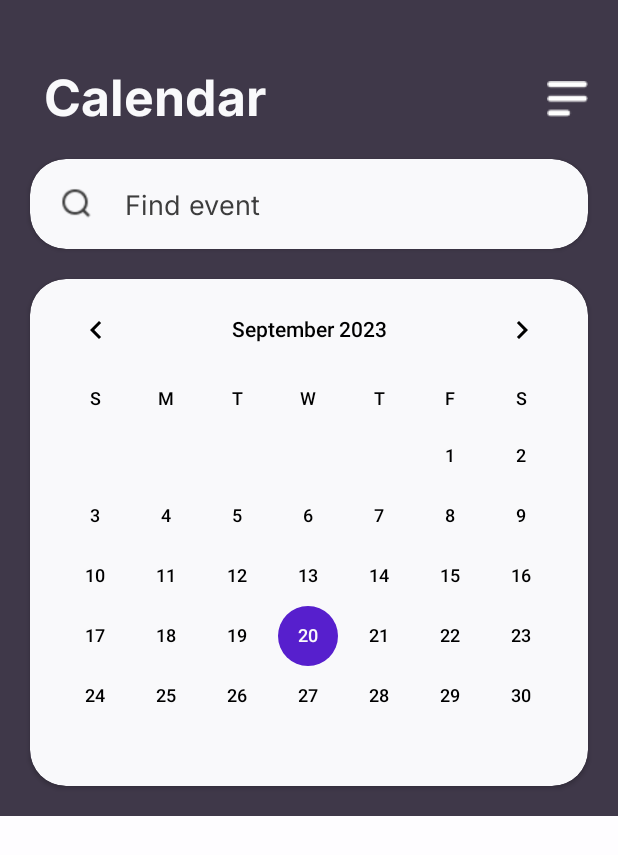
After one commit to hngx-org/Evolver-events-mobile, an Android app built with Jetpack Compose: the fragment Calendar shown on its own in the app's theme, on a phone screen of 412 x 824 dp. The commit adds this screen. Shown: the top 855 px of the screen. Run offline under Robolectric (Android 15) with nearby library versions, the phone set to English and light mode, and no system bars.

Commit message:
Created Calendar screen.

```diff
--- /dev/null
+++ b/app/src/main/java/com/evolver/eventsapp/Calendar.kt
@@ -0,0 +1,22 @@
+package com.evolver.eventsapp
+
+import android.app.Fragment
+import android.os.Bundle
+import android.view.LayoutInflater
+import android.view.View
+import android.view.ViewGroup
+
+class Calendar : Fragment() {
+
+    override fun onCreate(savedInstanceState: Bundle?) {
+        super.onCreate(savedInstanceState)
+    }
+
+    override fun onCreateView(
+        inflater: LayoutInflater, container: ViewGroup?,
+        savedInstanceState: Bundle?
+    ): View? {
+        // Inflate the layout for this fragment
+        return inflater.inflate(R.layout.fragment_calendar, container, false)
+    }
+}
--- /dev/null
+++ b/app/src/main/res/drawable/calendar_selector.xml
@@ -0,0 +1,4 @@
+<selector xmlns:android="http://schemas.android.com/apk/res/android">
+    <item android:state_activated="true" android:color="@color/white" />
+    <item android:color="@color/black" />
+</selector>
--- /dev/null
+++ b/app/src/main/res/font/inter.xml
@@ -0,0 +1,7 @@
+<?xml version="1.0" encoding="utf-8"?>
+<font-family xmlns:app="http://schemas.android.com/apk/res-auto"
+        app:fontProviderAuthority="com.google.android.gms.fonts"
+        app:fontProviderPackage="com.google.android.gms"
+        app:fontProviderQuery="Inter"
+        app:fontProviderCerts="@array/com_google_android_gms_fonts_certs">
+</font-family>
--- /dev/null
+++ b/app/src/main/res/font/inter_bold.xml
@@ -0,0 +1,7 @@
+<?xml version="1.0" encoding="utf-8"?>
+<font-family xmlns:app="http://schemas.android.com/apk/res-auto"
+        app:fontProviderAuthority="com.google.android.gms.fonts"
+        app:fontProviderPackage="com.google.android.gms"
+        app:fontProviderQuery="name=Inter&amp;weight=700"
+        app:fontProviderCerts="@array/com_google_android_gms_fonts_certs">
+</font-family>
--- /dev/null
+++ b/app/src/main/res/layout/fragment_calendar.xml
@@ -0,0 +1,147 @@
+<?xml version="1.0" encoding="utf-8"?>
+<androidx.constraintlayout.widget.ConstraintLayout xmlns:android="http://schemas.android.com/apk/res/android"
+    xmlns:app="http://schemas.android.com/apk/res-auto"
+    xmlns:tools="http://schemas.android.com/tools"
+    android:layout_width="match_parent"
+    android:layout_height="match_parent"
+    android:background="#FEFDFF"
+    tools:context=".MainActivity" >
+
+    <androidx.constraintlayout.widget.ConstraintLayout
+        android:id="@+id/constraintLayout"
+        android:layout_width="0dp"
+        android:layout_height="wrap_content"
+        android:background="@color/purple"
+        app:layout_constraintBottom_toTopOf="@+id/recyclerview"
+        app:layout_constraintEnd_toEndOf="parent"
+        app:layout_constraintStart_toStartOf="parent"
+        app:layout_constraintTop_toTopOf="parent">
+
+        <TextView
+            android:id="@+id/textView"
+            android:layout_width="wrap_content"
+            android:layout_height="wrap_content"
+            android:layout_marginStart="29dp"
+            android:layout_marginTop="40dp"
+            android:fontFamily="@font/inter_bold"
+            android:text="Calendar"
+            android:textColor="@color/white"
+            android:textSize="33dp"
+            app:layout_constraintStart_toStartOf="parent"
+            app:layout_constraintTop_toTopOf="parent" />
+
+        <ImageView
+            android:id="@+id/imageView"
+            android:layout_width="wrap_content"
+            android:layout_height="wrap_content"
+            android:layout_marginTop="54dp"
+            android:layout_marginEnd="20dp"
+            app:layout_constraintEnd_toEndOf="parent"
+            app:layout_constraintHorizontal_bias="1.0"
+            app:layout_constraintStart_toEndOf="@+id/textView"
+            app:layout_constraintTop_toTopOf="parent"
+            app:srcCompat="@drawable/hamburgermenu" />
+
+        <androidx.cardview.widget.CardView
+            android:id="@+id/cardView"
+            android:layout_width="0dp"
+            android:layout_height="60dp"
+            android:layout_marginStart="20dp"
+            android:layout_marginTop="20dp"
+            android:layout_marginEnd="20dp"
+            app:cardBackgroundColor="@color/white"
+            app:cardCornerRadius="24dp"
+            app:layout_constraintEnd_toEndOf="parent"
+            app:layout_constraintStart_toStartOf="parent"
+            app:layout_constraintTop_toBottomOf="@+id/textView">
+
+            <androidx.constraintlayout.widget.ConstraintLayout
+                android:layout_width="match_parent"
+                android:layout_height="match_parent">
+
+                <ImageView
+                    android:id="@+id/imageView4"
+                    android:layout_width="32dp"
+                    android:layout_height="32dp"
+                    android:layout_marginStart="15dp"
+                    android:layout_marginEnd="5dp"
+                    android:padding="5dp"
+                    app:layout_constraintBottom_toBottomOf="parent"
+                    app:layout_constraintEnd_toStartOf="@+id/searchEditText"
+                    app:layout_constraintStart_toStartOf="parent"
+                    app:layout_constraintTop_toTopOf="parent"
+                    app:srcCompat="@drawable/search" />
+
+                <EditText
+                    android:id="@+id/searchEditText"
+                    android:layout_width="0dp"
+                    android:layout_height="48dp"
+                    android:layout_marginStart="5dp"
+                    android:layout_marginEnd="20dp"
+                    android:background="@color/white"
+                    android:ems="10"
+                    android:fontFamily="@font/inter"
+                    android:hint="Find event"
+                    android:inputType="text"
+                    android:paddingLeft="5dp"
+                    android:textColor="@color/text_color"
+                    android:textColorHint="@color/text_color"
+                    app:layout_constraintBottom_toBottomOf="parent"
+                    app:layout_constraintEnd_toEndOf="parent"
+                    app:layout_constraintHorizontal_bias="0.0"
+                    app:layout_constraintStart_toEndOf="@+id/imageView4"
+                    app:layout_constraintTop_toTopOf="parent" />
+            </androidx.constraintlayout.widget.ConstraintLayout>
+
+            <androidx.cardview.widget.CardView
+                android:layout_width="match_parent"
+                android:layout_height="wrap_content" />
+        </androidx.cardview.widget.CardView>
+
+        <androidx.cardview.widget.CardView
+            android:layout_width="0dp"
+            android:layout_height="wrap_content"
+            android:layout_marginStart="20dp"
+            android:layout_marginTop="20dp"
+            android:layout_marginEnd="20dp"
+            android:layout_marginBottom="20dp"
+            app:cardBackgroundColor="@color/white"
+            app:cardCornerRadius="24dp"
+            app:layout_constraintBottom_toBottomOf="parent"
+            app:layout_constraintEnd_toEndOf="parent"
+            app:layout_constraintStart_toStartOf="parent"
+            app:layout_constraintTop_toBottomOf="@+id/cardView">
+            <androidx.constraintlayout.widget.ConstraintLayout
+                android:layout_width="match_parent"
+                android:layout_height="wrap_content">
+
+                <CalendarView
+                    android:id="@+id/calendarView3"
+                    android:layout_width="0dp"
+                    android:layout_height="wrap_content"
+                    android:dateTextAppearance="@style/CalenderViewDateCustomText"
+                    android:theme="@style/CustomCalendarMonth"
+                    android:weekDayTextAppearance="@style/CalenderViewDateCustomText"
+                    app:layout_constraintBottom_toBottomOf="parent"
+                    app:layout_constraintEnd_toEndOf="parent"
+                    app:layout_constraintHorizontal_bias="0.0"
+                    app:layout_constraintStart_toStartOf="parent"
+                    app:layout_constraintTop_toTopOf="parent"
+                    app:layout_constraintVertical_bias="0.0" />
+            </androidx.constraintlayout.widget.ConstraintLayout>
+        </androidx.cardview.widget.CardView>
+
+    </androidx.constraintlayout.widget.ConstraintLayout>
+
+    <androidx.recyclerview.widget.RecyclerView
+        android:id="@+id/recyclerview"
+        android:layout_width="0dp"
+        android:layout_height="0dp"
+        android:layout_marginTop="1dp"
+        android:padding="20dp"
+        app:layout_constraintBottom_toBottomOf="parent"
+        app:layout_constraintEnd_toEndOf="parent"
+        app:layout_constraintStart_toStartOf="parent"
+        app:layout_constraintTop_toBottomOf="@+id/constraintLayout" />
+
+</androidx.constraintlayout.widget.ConstraintLayout>
--- a/app/src/main/res/values/colors.xml
+++ b/app/src/main/res/values/colors.xml
@@ -1,10 +1,11 @@
 <?xml version="1.0" encoding="utf-8"?>
 <resources>
-    <color name="purple_200">#FFBB86FC</color>
-    <color name="purple_500">#FF6200EE</color>
-    <color name="purple_700">#FF3700B3</color>
-    <color name="teal_200">#FF03DAC5</color>
-    <color name="teal_700">#FF018786</color>
     <color name="black">#FF000000</color>
-    <color name="white">#FFFFFFFF</color>
+    <color name="white">#F9F9FB</color>
+    <color name="purple">#3F3849</color>
+    <color name="cal_highlight">#571FCD</color>
+    <color name="card_bg">#FFC6BC</color>
+    <color name="card_stroke">#9D7AE8</color>
+    <color name="text_color">#3D3D3D</color>
+    <color name="days_color">#84838B</color>
 </resources>
--- a/app/src/main/res/values/strings.xml
+++ b/app/src/main/res/values/strings.xml
@@ -1,3 +1,5 @@
 <resources>
     <string name="app_name">EventsApp</string>
+    <!-- TODO: Remove or change this placeholder text -->
+    <string name="hello_blank_fragment">Hello blank fragment</string>
 </resources>
--- a/app/src/main/res/values/themes.xml
+++ b/app/src/main/res/values/themes.xml
@@ -1,5 +1,26 @@
 <?xml version="1.0" encoding="utf-8"?>
 <resources>
+    <style name="Theme.EventsApp" parent="Theme.Material3.DayNight.NoActionBar">
 
-    <style name="Theme.EventsApp" parent="android:Theme.Material.Light.NoActionBar" />
+    </style>
+
+    <style name="Theme.QuizApp" parent="Theme.EventsApp" />
+
+    <style name="CalenderViewDateCustomText">
+        <item name="colorControlNormal">@color/white</item>
+        <item name="colorControlHighlight">@color/black</item>
+        <item name="android:textColor">@drawable/calendar_selector</item>
+    </style>
+    <style name="CustomCalendarMonth" parent="Theme.EventsApp">
+        <item name="android:textColorPrimary">@color/black</item>
+        <item name="colorControlActivated">@color/cal_highlight</item>
+    </style>
+
+    <style name="CustomCalendarDay" parent="TextAppearance.MaterialComponents.Caption">
+        <item name="android:textColor">@color/black</item>
+    </style>
+
+    <style name="CustomCalendarWeek" parent="TextAppearance.MaterialComponents.Caption">
+        <item name="android:textColor">@color/black</item>
+    </style>
 </resources>
```
Also changed, not shown: app/build.gradle.kts (+12 -0 lines), app/src/main/res/drawable/cardview_stroke.xml (added, +12 -0 lines), app/src/main/res/font/inter_medium.xml (added, +7 -0 lines), app/src/main/res/layout/calendar_items.xml (added, +91 -0 lines), app/src/main/res/drawable/hamburgermenu.png (added), app/src/main/res/drawable/search.png (added).
